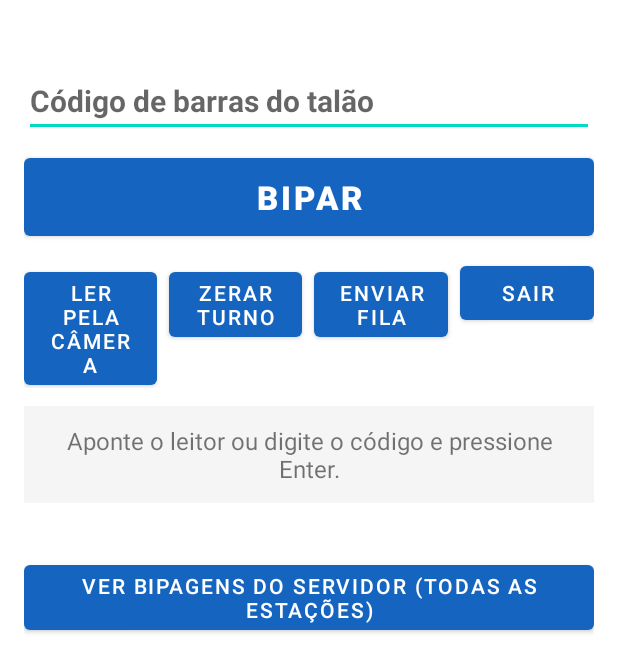
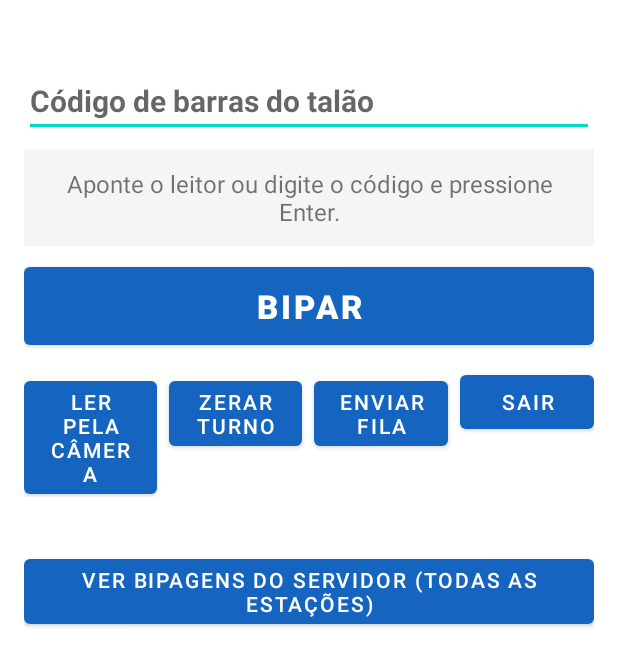
Before and after one commit to tecinfocaetano-commits/ProjetoERP_1, an Android app: the BipagemActivity screen opened directly, with no data from a screen before it, on a phone screen of 412 x 824 dp. Shown: the top 672 px of the screen. Run offline under Robolectric (Android 15) with nearby library versions, the phone set to English and light mode, and no system bars; libraries missing offline, so code that uses them is left out: com.journeyapps.barcodescanner; 2 statements that could not run were skipped.

Commit message:
Bipe: feedback de erro evidente (cor, vibracao, codigo lido) e resultado acima do teclado

```diff
--- a/Android/android/bipe/src/main/AndroidManifest.xml
+++ b/Android/android/bipe/src/main/AndroidManifest.xml
@@ -4,6 +4,7 @@
     <uses-permission android:name="android.permission.INTERNET"/>
     <uses-permission android:name="android.permission.ACCESS_NETWORK_STATE"/>
     <uses-permission android:name="android.permission.CAMERA"/>
+    <uses-permission android:name="android.permission.VIBRATE"/>
     <uses-feature android:name="android.hardware.camera" android:required="false"/>
 
     <application
--- a/Android/android/bipe/src/main/res/layout/activity_bipagem.xml
+++ b/Android/android/bipe/src/main/res/layout/activity_bipagem.xml
@@ -22,6 +22,18 @@
         android:inputType="text"
         android:textSize="20sp"
         android:textStyle="bold"/>
+
+    <TextView
+        android:id="@+id/txtResultado"
+        android:layout_width="match_parent"
+        android:layout_height="wrap_content"
+        android:layout_marginTop="8dp"
+        android:background="#F5F5F5"
+        android:gravity="center"
+        android:minHeight="64dp"
+        android:padding="12dp"
+        android:text="Aponte o leitor ou digite o código e pressione Enter."
+        android:textSize="16sp"/>
 
     <Button
         android:id="@+id/btnBipar"
@@ -71,17 +83,6 @@
     </LinearLayout>
 
     <TextView
-        android:id="@+id/txtResultado"
-        android:layout_width="match_parent"
-        android:layout_height="wrap_content"
-        android:layout_marginTop="12dp"
-        android:background="#F5F5F5"
-        android:gravity="center"
-        android:padding="12dp"
-        android:text="Aponte o leitor ou digite o código e pressione Enter."
-        android:textSize="16sp"/>
-
-    <TextView
         android:id="@+id/txtContadores"
         android:layout_width="match_parent"
         android:layout_height="wrap_content"
```
Also changed, not shown: Android/android/bipe/src/main/java/com/example/erp2026_bipe/BipagemActivity.java (+52 -3 lines), 2 other files.
